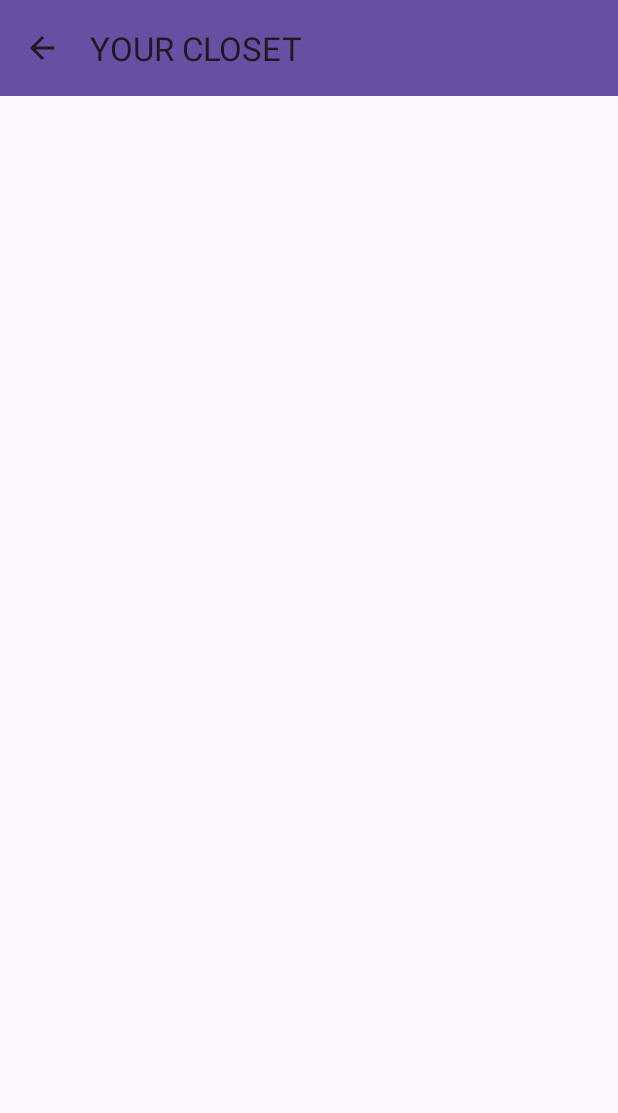
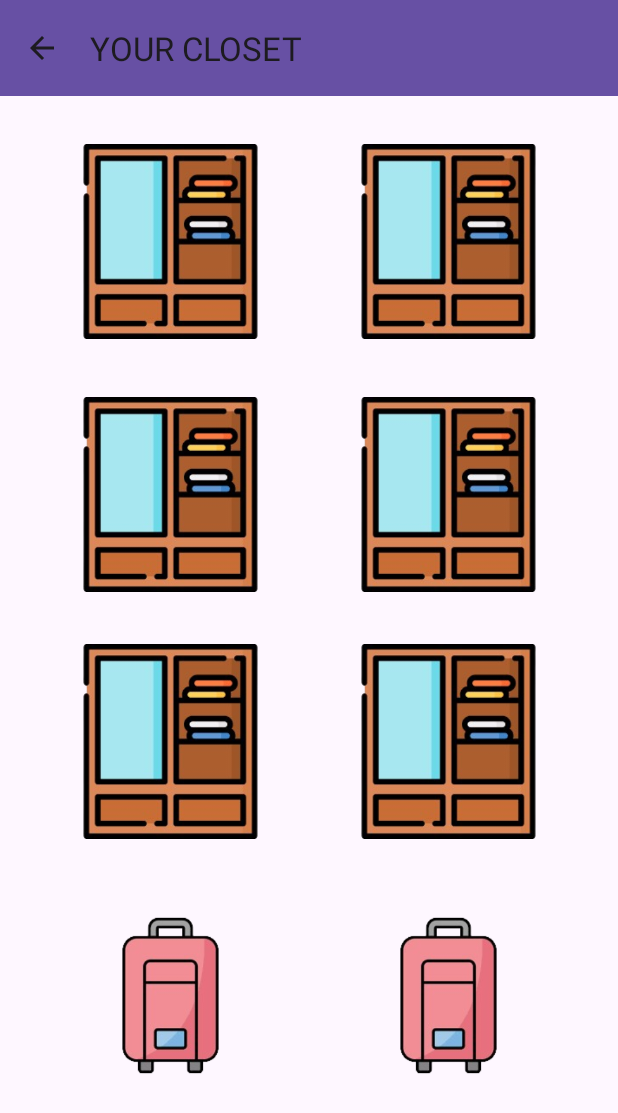
Before and after one commit to PolVillar/Proyecto_JNP_2, an Android app: the AllCloset screen opened directly, with no data from a screen before it, on a phone screen of 412 x 824 dp. Shown: the top 1113 px of the screen. Run offline under Robolectric (Android 15) with nearby library versions, the phone set to English and light mode, and no system bars; our stand-ins replace Volley; pictures from the network do not load.

Commit message:
commit pol jvt 30/05/2024

```diff
--- a/app/src/main/java/com/example/proyecto_jnp/MainActivity.java
+++ b/app/src/main/java/com/example/proyecto_jnp/MainActivity.java
@@ -62,7 +62,7 @@ public class MainActivity extends AppCompatActivity {
         startActivity(intent);
     }
     private void abrirSuitcase(){
-        Intent intent = new Intent(this, GeneralClosetSuitcase.class);
+        Intent intent = new Intent(this, AllCloset.class);
         startActivity(intent);
     }
     private void carga(){
--- a/app/src/main/res/layout/activity_all_closet.xml
+++ b/app/src/main/res/layout/activity_all_closet.xml
@@ -6,86 +6,86 @@
     android:layout_height="match_parent"
     tools:context=".AllCloset">
 
+
     <ImageView
         android:id="@+id/ivCloset1"
-        android:layout_width="0dp"
-        android:layout_height="0dp"
+        android:layout_width="130dp"
+        android:layout_height="130dp"
         app:layout_constraintBottom_toTopOf="@+id/guideline4"
         app:layout_constraintEnd_toStartOf="@+id/guideline9"
         app:layout_constraintStart_toStartOf="@+id/guideline7"
         app:layout_constraintTop_toTopOf="@+id/guideline3"
-        tools:srcCompat="@tools:sample/avatars" />
+        app:srcCompat="@drawable/closet_but" />
 
     <ImageView
         android:id="@+id/ivCloset2"
-        android:layout_width="0dp"
-        android:layout_height="0dp"
+        android:layout_width="130dp"
+        android:layout_height="130dp"
         app:layout_constraintBottom_toTopOf="@+id/guideline4"
         app:layout_constraintEnd_toStartOf="@+id/guideline8"
         app:layout_constraintStart_toStartOf="@+id/guideline10"
         app:layout_constraintTop_toTopOf="@+id/guideline3"
-        tools:srcCompat="@tools:sample/avatars" />
+        app:srcCompat="@drawable/closet_but" />
 
     <ImageView
         android:id="@+id/ivCloset3"
-        android:layout_width="0dp"
-        android:layout_height="0dp"
-        android:layout_marginStart="4dp"
+        android:layout_width="130dp"
+        android:layout_height="130dp"
         app:layout_constraintBottom_toTopOf="@+id/guideline5"
         app:layout_constraintEnd_toStartOf="@+id/guideline9"
         app:layout_constraintStart_toStartOf="@+id/guideline7"
         app:layout_constraintTop_toTopOf="@+id/guideline12"
-        tools:srcCompat="@tools:sample/avatars" />
+        app:srcCompat="@drawable/closet_but" />
 
     <ImageView
         android:id="@+id/ivCloset4"
-        android:layout_width="0dp"
-        android:layout_height="0dp"
+        android:layout_width="130dp"
+        android:layout_height="130dp"
         app:layout_constraintBottom_toTopOf="@+id/guideline5"
         app:layout_constraintEnd_toStartOf="@+id/guideline8"
         app:layout_constraintStart_toStartOf="@+id/guideline10"
         app:layout_constraintTop_toTopOf="@+id/guideline12"
-        tools:srcCompat="@tools:sample/avatars" />
+        app:srcCompat="@drawable/closet_but" />
 
     <ImageView
         android:id="@+id/ivCloset5"
-        android:layout_width="0dp"
-        android:layout_height="0dp"
+        android:layout_width="130dp"
+        android:layout_height="130dp"
         app:layout_constraintBottom_toTopOf="@+id/guideline6"
         app:layout_constraintEnd_toStartOf="@+id/guideline9"
         app:layout_constraintStart_toStartOf="@+id/guideline7"
         app:layout_constraintTop_toTopOf="@+id/guideline13"
-        tools:srcCompat="@tools:sample/avatars" />
+        app:srcCompat="@drawable/closet_but" />
 
     <ImageView
         android:id="@+id/ivCloset6"
-        android:layout_width="0dp"
-        android:layout_height="0dp"
+        android:layout_width="130dp"
+        android:layout_height="130dp"
         app:layout_constraintBottom_toTopOf="@+id/guideline6"
         app:layout_constraintEnd_toStartOf="@+id/guideline8"
         app:layout_constraintStart_toStartOf="@+id/guideline10"
         app:layout_constraintTop_toTopOf="@+id/guideline13"
-        tools:srcCompat="@tools:sample/avatars" />
+        app:srcCompat="@drawable/closet_but" />
 
     <ImageView
         android:id="@+id/ivSuitcase1"
-        android:layout_width="0dp"
-        android:layout_height="0dp"
+        android:layout_width="130dp"
+        android:layout_height="130dp"
         app:layout_constraintBottom_toTopOf="@+id/guideline11"
         app:layout_constraintEnd_toStartOf="@+id/guideline9"
         app:layout_constraintStart_toStartOf="@+id/guideline7"
         app:layout_constraintTop_toTopOf="@+id/guideline14"
-        tools:srcCompat="@tools:sample/avatars" />
+        app:srcCompat="@drawable/suitcase_but" />
 
     <ImageView
         android:id="@+id/ivSuitcase2"
-        android:layout_width="0dp"
-        android:layout_height="0dp"
+        android:layout_width="130dp"
+        android:layout_height="130dp"
         app:layout_constraintBottom_toTopOf="@+id/guideline11"
         app:layout_constraintEnd_toStartOf="@+id/guideline8"
         app:layout_constraintStart_toStartOf="@+id/guideline10"
         app:layout_constraintTop_toTopOf="@+id/guideline14"
-        tools:srcCompat="@tools:sample/avatars" />
+        app:srcCompat="@drawable/suitcase_but" />
 
     <androidx.appcompat.widget.Toolbar
         android:id="@+id/toolbar5"
@@ -184,4 +184,8 @@
         android:layout_height="wrap_content"
         android:orientation="horizontal"
         app:layout_constraintGuide_percent="0.71" />
+
+
+
+
 </androidx.constraintlayout.widget.ConstraintLayout>
```
Also changed, not shown: app/src/main/java/com/example/proyecto_jnp/AllCloset.java (+52 -15 lines), app/src/main/java/com/example/proyecto_jnp/RegisterForm_Screen.java (+5 -47 lines), app/src/main/res/drawable/closet_but.png (added), app/src/main/res/drawable/suitcase_but.png (added).
